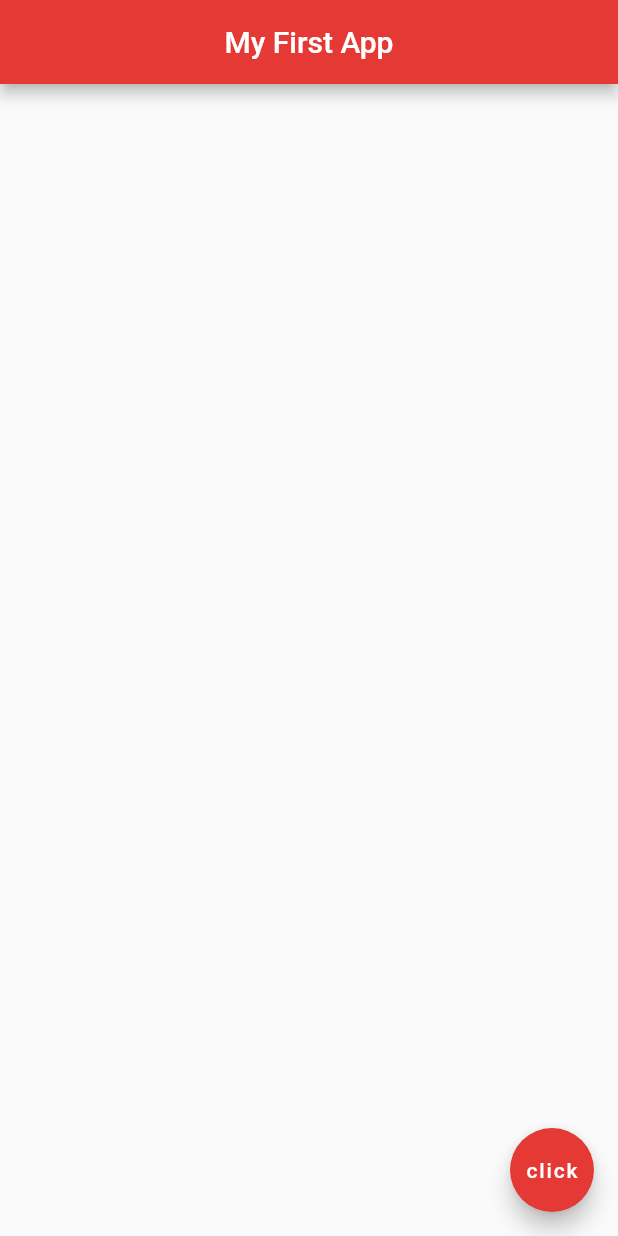
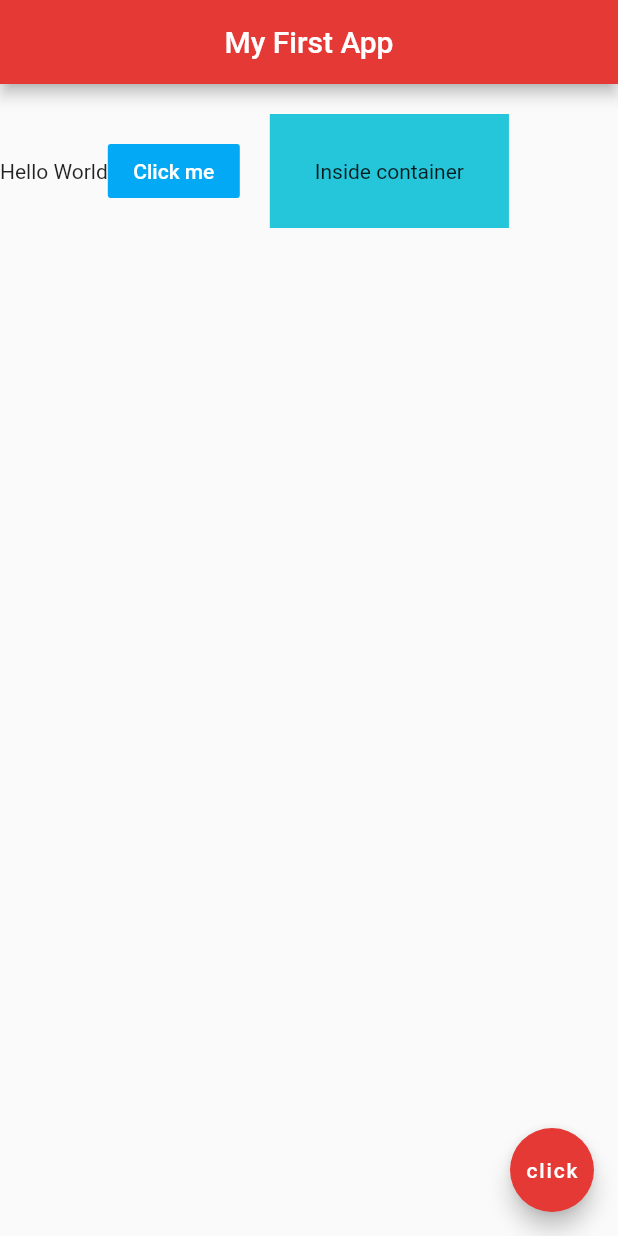
Before and after one commit to hollyphat/flutter-tutorial, a Flutter app: the screen it shows after launch, on a phone screen of 412 x 824 dp. Run offline on Flutter 3.47's test engine with Material 2 defaults, Android fonts, the phone set to English and light mode, and no system bars.

Commit message:
Add elements inside row

```diff
--- a/lib/main.dart
+++ b/lib/main.dart
@@ -16,7 +16,19 @@ class Home extends StatelessWidget {
       ),
       body: Row(
         children: <Widget>[
-
+          Text("Hello World"),
+          FlatButton(
+            onPressed: (){},
+            child: Text("Click me"),
+            color: Colors.lightBlue,
+            textColor: Colors.white,
+          ),
+          Container(
+            color: Colors.cyan[400],
+            padding: EdgeInsets.all(30.0),
+            child: Text("Inside container"),
+            margin: EdgeInsets.all(20.0),
+          ),
         ],
       ),
       floatingActionButton: FloatingActionButton(
```
